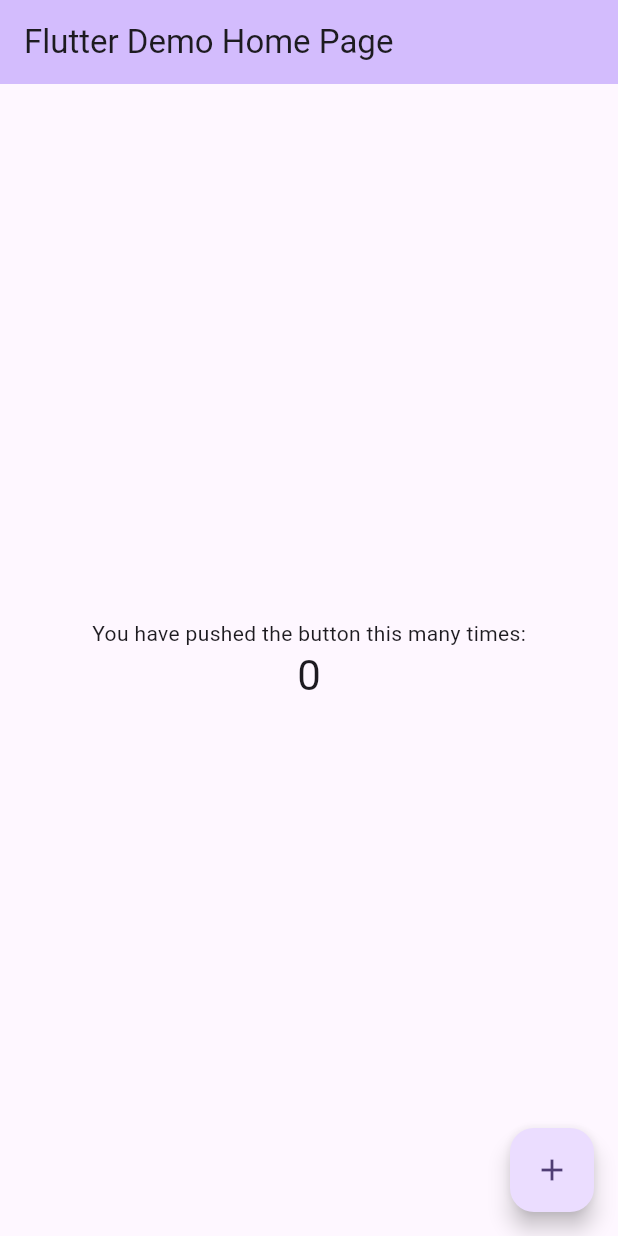
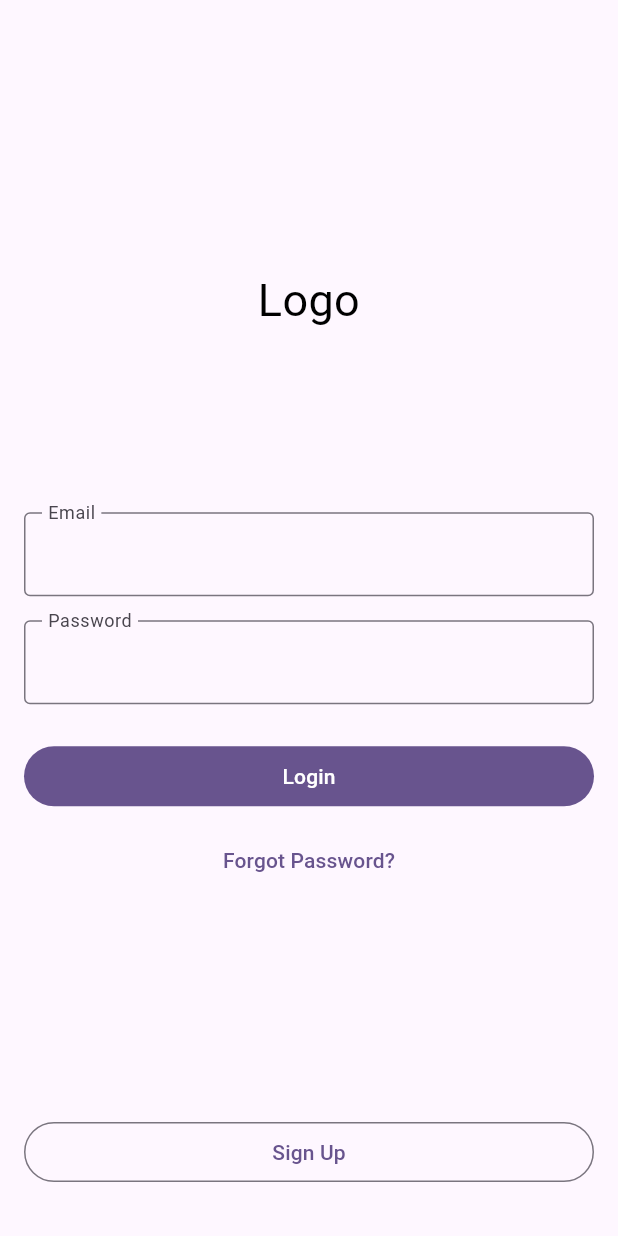
Before and after one commit to mostafaemara/task_management_app, a Flutter app: the screen it shows after launch, on a phone screen of 412 x 824 dp. Run offline on Flutter 3.47's test engine with Material 2 defaults, Android fonts, the phone set to English and light mode, and no system bars; our stand-ins replace flutter_riverpod, go_router.

Commit message:
implement login controller

```diff
--- a/lib/main.dart
+++ b/lib/main.dart
@@ -1,125 +1,7 @@
 import 'package:flutter/material.dart';
+import 'package:flutter_riverpod/flutter_riverpod.dart';
+import 'package:task_management_app/src/app.dart';
 
 void main() {
-  runApp(const MyApp());
+  runApp(const ProviderScope(child: TaskManagementApp()));
 }
-
-class MyApp extends StatelessWidget {
-  const MyApp({super.key});
-
-  // This widget is the root of your application.
-  @override
-  Widget build(BuildContext context) {
-    return MaterialApp(
-      title: 'Flutter Demo',
-      theme: ThemeData(
-        // This is the theme of your application.
-        //
-        // TRY THIS: Try running your application with "flutter run". You'll see
-        // the application has a blue toolbar. Then, without quitting the app,
-        // try changing the seedColor in the colorScheme below to Colors.green
-        // and then invoke "hot reload" (save your changes or press the "hot
-        // reload" button in a Flutter-supported IDE, or press "r" if you used
-        // the command line to start the app).
-        //
-        // Notice that the counter didn't reset back to zero; the application
-        // state is not lost during the reload. To reset the state, use hot
-        // restart instead.
-        //
-        // This works for code too, not just values: Most code changes can be
-        // tested with just a hot reload.
-        colorScheme: ColorScheme.fromSeed(seedColor: Colors.deepPurple),
-        useMaterial3: true,
-      ),
-      home: const MyHomePage(title: 'Flutter Demo Home Page'),
-    );
-  }
-}
-
-class MyHomePage extends StatefulWidget {
-  const MyHomePage({super.key, required this.title});
-
-  // This widget is the home page of your application. It is stateful, meaning
-  // that it has a State object (defined below) that contains fields that affect
-  // how it looks.
-
-  // This class is the configuration for the state. It holds the values (in this
-  // case the title) provided by the parent (in this case the App widget) and
-  // used by the build method of the State. Fields in a Widget subclass are
-  // always marked "final".
-
-  final String title;
-
-  @override
-  State<MyHomePage> createState() => _MyHomePageState();
-}
-
-class _MyHomePageState extends State<MyHomePage> {
-  int _counter = 0;
-
-  void _incrementCounter() {
-    setState(() {
-      // This call to setState tells the Flutter framework that something has
-      // changed in this State, which causes it to rerun the build method below
-      // so that the display can reflect the updated values. If we changed
-      // _counter without calling setState(), then the build method would not be
-      // called again, and so nothing would appear to happen.
-      _counter++;
-    });
-  }
-
-  @override
-  Widget build(BuildContext context) {
-    // This method is rerun every time setState is called, for instance as done
-    // by the _incrementCounter method above.
-    //
-    // The Flutter framework has been optimized to make rerunning build methods
-    // fast, so that you can just rebuild anything that needs updating rather
-    // than having to individually change instances of widgets.
-    return Scaffold(
-      appBar: AppBar(
-        // TRY THIS: Try changing the color here to a specific color (to
-        // Colors.amber, perhaps?) and trigger a hot reload to see the AppBar
-        // change color while the other colors stay the same.
-        backgroundColor: Theme.of(context).colorScheme.inversePrimary,
-        // Here we take the value from the MyHomePage object that was created by
-        // the App.build method, and use it to set our appbar title.
-        title: Text(widget.title),
-      ),
-      body: Center(
-        // Center is a layout widget. It takes a single child and positions it
-        // in the middle of the parent.
-        child: Column(
-          // Column is also a layout widget. It takes a list of children and
-          // arranges them vertically. By default, it sizes itself to fit its
-          // children horizontally, and tries to be as tall as its parent.
-          //
-          // Column has various properties to control how it sizes itself and
-          // how it positions its children. Here we use mainAxisAlignment to
-          // center the children vertically; the main axis here is the vertical
-          // axis because Columns are vertical (the cross axis would be
-          // horizontal).
-          //
-          // TRY THIS: Invoke "debug painting" (choose the "Toggle Debug Paint"
-          // action in the IDE, or press "p" in the console), to see the
-          // wireframe for each widget.
-          mainAxisAlignment: MainAxisAlignment.center,
-          children: <Widget>[
-            const Text(
-              'You have pushed the button this many times:',
-            ),
-            Text(
-              '$_counter',
-              style: Theme.of(context).textTheme.headlineMedium,
-            ),
-          ],
-        ),
-      ),
-      floatingActionButton: FloatingActionButton(
-        onPressed: _incrementCounter,
-        tooltip: 'Increment',
-        child: const Icon(Icons.add),
-      ), // This trailing comma makes auto-formatting nicer for build methods.
-    );
-  }
-}
--- /dev/null
+++ b/lib/src/app.dart
@@ -0,0 +1,48 @@
+import 'package:flutter/material.dart';
+import 'package:flutter_riverpod/flutter_riverpod.dart';
+import 'package:go_router/go_router.dart';
+import 'package:task_management_app/src/repositories/auth_repository.dart';
+
+import 'routes/index.dart';
+
+class TaskManagementApp extends StatelessWidget {
+  const TaskManagementApp({super.key});
+
+  @override
+  Widget build(BuildContext context) {
+    return AuthConsumer(
+      child: MaterialApp.router(
+        routerConfig: router,
+        title: 'Khallasna',
+        theme: ThemeData(
+          inputDecorationTheme: const InputDecorationTheme(
+            floatingLabelBehavior: FloatingLabelBehavior.always,
+            floatingLabelAlignment: FloatingLabelAlignment.start,
+            border: OutlineInputBorder(),
+          ),
+          colorScheme: ColorScheme.fromSeed(seedColor: Colors.deepPurple),
+          useMaterial3: true,
+        ),
+      ),
+    );
+  }
+}
+
+class AuthConsumer extends ConsumerWidget {
+  final Widget child;
+
+  const AuthConsumer({super.key, required this.child});
+
+  @override
+  Widget build(BuildContext context, ref) {
+    final user = ref.watch(userProvider);
+
+    if (user != null) {
+      Future.microtask(() => router.go(AppPaths.home));
+    } else {
+      Future.microtask(() => router.go(AppPaths.login));
+    }
+
+    return child;
+  }
+}
--- /dev/null
+++ b/lib/src/controllers/login_controller.dart
@@ -0,0 +1,26 @@
+import 'dart:async';
+
+import 'package:flutter_riverpod/flutter_riverpod.dart';
+
+import '../repositories/auth_repository.dart';
+
+final loginControllerProvider = AsyncNotifierProvider<LoginController, void>(
+  () => LoginController(),
+);
+
+class LoginController extends AsyncNotifier<void> {
+  @override
+  FutureOr<void> build() {}
+
+  void login() async {
+    try {
+      state = const AsyncLoading();
+      final authRepo = ref.read(authRepositoryProvider);
+      final user = await authRepo.login("email", "password");
+      ref.read(userProvider.notifier).state = user;
+      state = const AsyncData(null);
+    } catch (e) {
+      state = AsyncError(e, StackTrace.current);
+    }
+  }
+}
--- /dev/null
+++ b/lib/src/repositories/auth_repository.dart
@@ -0,0 +1,31 @@
+import 'package:flutter_riverpod/flutter_riverpod.dart';
+import 'package:task_management_app/src/models/user.dart';
+
+class AuthRepository {
+  Future<User> login(String username, String password) async {
+    await Future.delayed(const Duration(seconds: 1));
+    return User(
+      uid: '1234',
+      email: "fake_email@123.com",
+      displayName: "Fake Name",
+      photoUrl: "https://picsum.photos/200/300",
+    );
+  }
+
+  Future<User> signUp(String username, String password) async {
+    await Future.delayed(const Duration(seconds: 1));
+    return User(
+      uid: '1234',
+      email: "fake_email@123.com",
+      displayName: "Fake Name",
+      photoUrl: "https://picsum.photos/200/300",
+    );
+  }
+
+  Future<void> logout() async {
+    await Future.delayed(const Duration(seconds: 1));
+  }
+}
+
+final authRepositoryProvider = Provider((ref) => AuthRepository());
+final userProvider = StateProvider<User?>((ref) => null);
--- /dev/null
+++ b/lib/src/routes/index.dart
@@ -0,0 +1,2 @@
+export "router.dart";
+export 'routes.dart';
--- /dev/null
+++ b/lib/src/routes/router.dart
@@ -0,0 +1,29 @@
+import 'package:go_router/go_router.dart';
+import 'package:task_management_app/src/routes/routes.dart';
+import 'package:task_management_app/src/views/home/home_screen.dart';
+import 'package:task_management_app/src/views/splash/splash_screen.dart';
+
+import '../views/auth/login_screen.dart';
+import '../views/auth/signup_screen.dart';
+
+final router = GoRouter(
+    initialLocation: AppPaths.login,
+    debugLogDiagnostics: true,
+    routes: [
+      GoRoute(
+        path: AppPaths.splash,
+        builder: (context, state) => const SplashScreen(),
+      ),
+      GoRoute(
+        path: AppPaths.home,
+        builder: (context, state) => const HomeScreen(),
+      ),
+      GoRoute(
+        path: AppPaths.login,
+        builder: (context, state) => const LoginScreen(),
+      ),
+      GoRoute(
+        path: AppPaths.signUp,
+        builder: (context, state) => const SignUpScreen(),
+      ),
+    ]);
--- /dev/null
+++ b/lib/src/routes/routes.dart
@@ -0,0 +1,6 @@
+abstract class AppPaths {
+  static const home = '/';
+  static const login = '/login';
+  static const signUp = '/signUp';
+  static const splash = "/splash";
+}
--- /dev/null
+++ b/lib/src/views/auth/login_screen.dart
@@ -0,0 +1,69 @@
+import 'package:flutter/material.dart';
+import 'package:flutter_riverpod/flutter_riverpod.dart';
+
+import '../../controllers/login_controller.dart';
+
+class LoginScreen extends ConsumerStatefulWidget {
+  const LoginScreen({super.key});
+
+  @override
+  ConsumerState<LoginScreen> createState() => _LoginScreenState();
+}
+
+class _LoginScreenState extends ConsumerState<LoginScreen> {
+  @override
+  Widget build(BuildContext context) {
+    final state = ref.watch(loginControllerProvider);
+    return Scaffold(
+        body: Padding(
+      padding: const EdgeInsets.symmetric(horizontal: 16, vertical: 32),
+      child: state.isLoading
+          ? const Center(
+              child: CircularProgressIndicator(),
+            )
+          : Column(
+              crossAxisAlignment: CrossAxisAlignment.stretch,
+              children: [
+                const Spacer(),
+                const Text(
+                  'Logo',
+                  style: TextStyle(fontSize: 30, color: Colors.black),
+                  textAlign: TextAlign.center,
+                ),
+                const SizedBox(
+                  height: 120,
+                ),
+                TextFormField(
+                  decoration: const InputDecoration(
+                    labelText: 'Email',
+                  ),
+                ),
+                const SizedBox(
+                  height: 16,
+                ),
+                TextFormField(
+                  decoration: const InputDecoration(
+                    labelText: 'Password',
+                  ),
+                ),
+                const SizedBox(
+                  height: 24,
+                ),
+                FilledButton(
+                  onPressed: () {
+                    ref.read(loginControllerProvider.notifier).login();
+                  },
+                  child: const Text('Login'),
+                ),
+                const SizedBox(
+                  height: 8,
+                ),
+                TextButton(
+                    onPressed: () {}, child: const Text('Forgot Password?')),
+                const Spacer(),
+                OutlinedButton(onPressed: () {}, child: const Text('Sign Up')),
+              ],
+            ),
+    ));
+  }
+}
--- a/pubspec.yaml
+++ b/pubspec.yaml
@@ -35,6 +35,11 @@ dependencies:
   # The following adds the Cupertino Icons font to your application.
   # Use with the CupertinoIcons class for iOS style icons.
   cupertino_icons: ^1.0.2
+  go_router: ^11.1.2
+  firebase_auth: ^4.10.0
+  firebase_core: ^2.16.0
+  cloud_firestore: ^4.9.2
+  flutter_riverpod: ^2.4.1
 
 dev_dependencies:
   flutter_test:
```
Also changed, not shown: lib/src/models/user.dart (added, +21 -0 lines), lib/src/views/auth/signup_screen.dart (added, +19 -0 lines), lib/src/views/home/home_screen.dart (added, +14 -0 lines), lib/src/views/splash/splash_screen.dart (added, +14 -0 lines), pubspec.lock, 6 other files.
